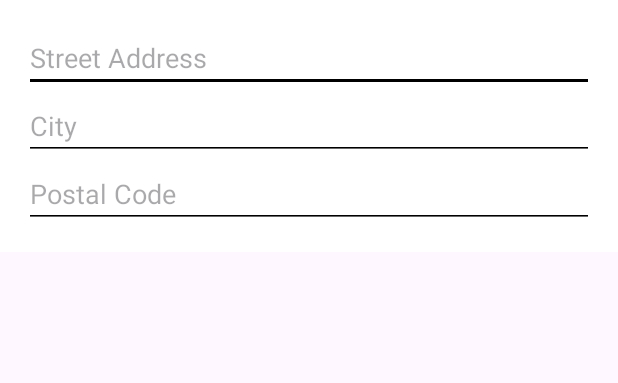
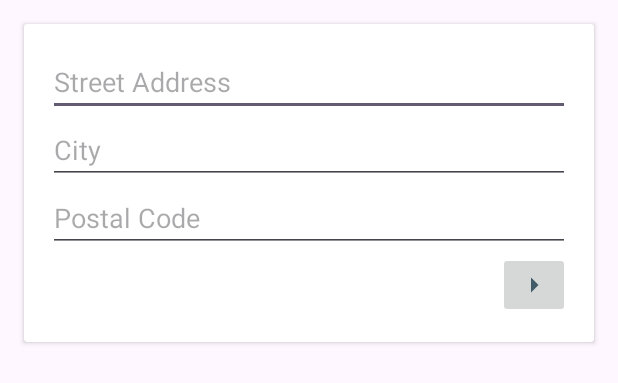
Before and after one commit to ashleyhi0-0/javapos, an Android app: the layout address_dialogbox.xml on its own in the app's theme, with its tools: preview values and no code run, on a phone screen of 412 x 824 dp. Shown: the top 383 px of the screen. Run offline under Robolectric (Android 15) with nearby library versions, the phone set to English and light mode, and no system bars.

Commit message:
address_dialogbox

```diff
--- /dev/null
+++ b/app/src/main/res/drawable/ic_left_arrow.xml
@@ -0,0 +1,5 @@
+<vector xmlns:android="http://schemas.android.com/apk/res/android" android:autoMirrored="true" android:height="24dp" android:tint="#405B67" android:viewportHeight="24" android:viewportWidth="24" android:width="24dp">
+
+    <path android:fillColor="@android:color/white" android:pathData="M14,7l-5,5 5,5V7z"/>
+
+</vector>
--- /dev/null
+++ b/app/src/main/res/drawable/ic_right_arrow.xml
@@ -0,0 +1,5 @@
+<vector xmlns:android="http://schemas.android.com/apk/res/android" android:autoMirrored="true" android:height="24dp" android:tint="#405B67" android:viewportHeight="24" android:viewportWidth="24" android:width="24dp">
+
+    <path android:fillColor="@android:color/white" android:pathData="M10,17l5,-5 -5,-5v10z"/>
+
+</vector>
--- a/app/src/main/res/layout/address_dialogbox.xml
+++ b/app/src/main/res/layout/address_dialogbox.xml
@@ -1,37 +1,47 @@
-
-<LinearLayout
+<androidx.cardview.widget.CardView
     xmlns:android="http://schemas.android.com/apk/res/android"
     android:layout_width="match_parent"
     android:layout_height="wrap_content"
+    android:layout_margin="16dp"
+    android:elevation="4dp">
+
+    <LinearLayout
+        android:layout_width="match_parent"
+        android:layout_height="wrap_content"
         android:orientation="vertical"
-    android:background="#FFFFFF"
         android:padding="16dp">
-
 
         <EditText
             android:id="@+id/editTextStreet"
             android:layout_width="match_parent"
             android:layout_height="wrap_content"
-        android:textColor="@color/white"
-        android:backgroundTint="@color/black"
             android:hint="Street Address" />
-
 
         <EditText
             android:id="@+id/editTextCity"
             android:layout_width="match_parent"
             android:layout_height="wrap_content"
-        android:backgroundTint="@color/black"
             android:hint="City" />
-
 
         <EditText
             android:id="@+id/editTextPostalCode"
             android:layout_width="match_parent"
             android:layout_height="wrap_content"
-        android:backgroundTint="@color/black"
             android:hint="Postal Code" />
 
+        <LinearLayout
+            android:layout_width="match_parent"
+            android:layout_height="wrap_content"
+            android:orientation="horizontal"
+            android:gravity="center">
 
-
+            <ImageButton
+                android:id="@+id/btnRightArrow"
+                android:layout_width="wrap_content"
+                android:layout_height="wrap_content"
+                android:src="@drawable/ic_right_arrow"
+                android:layout_marginStart="300dp"
+                android:contentDescription="Right Arrow" />
         </LinearLayout>
+    </LinearLayout>
+</androidx.cardview.widget.CardView>
```
Lines whose indentation alone changed are shown as unchanged.
